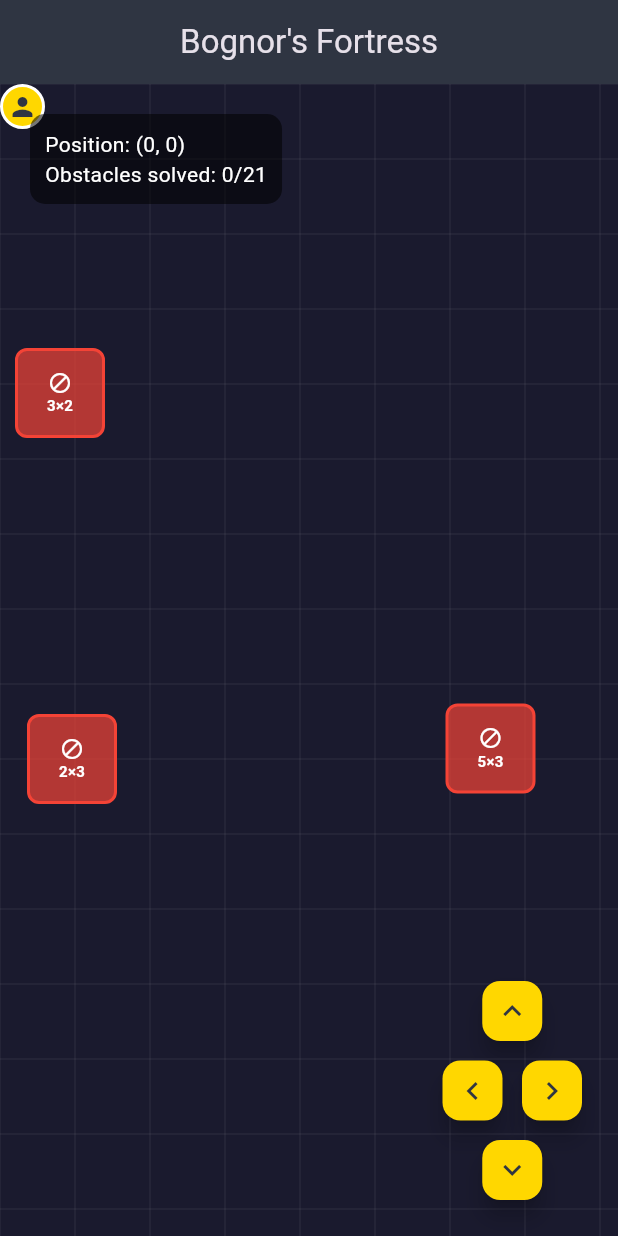
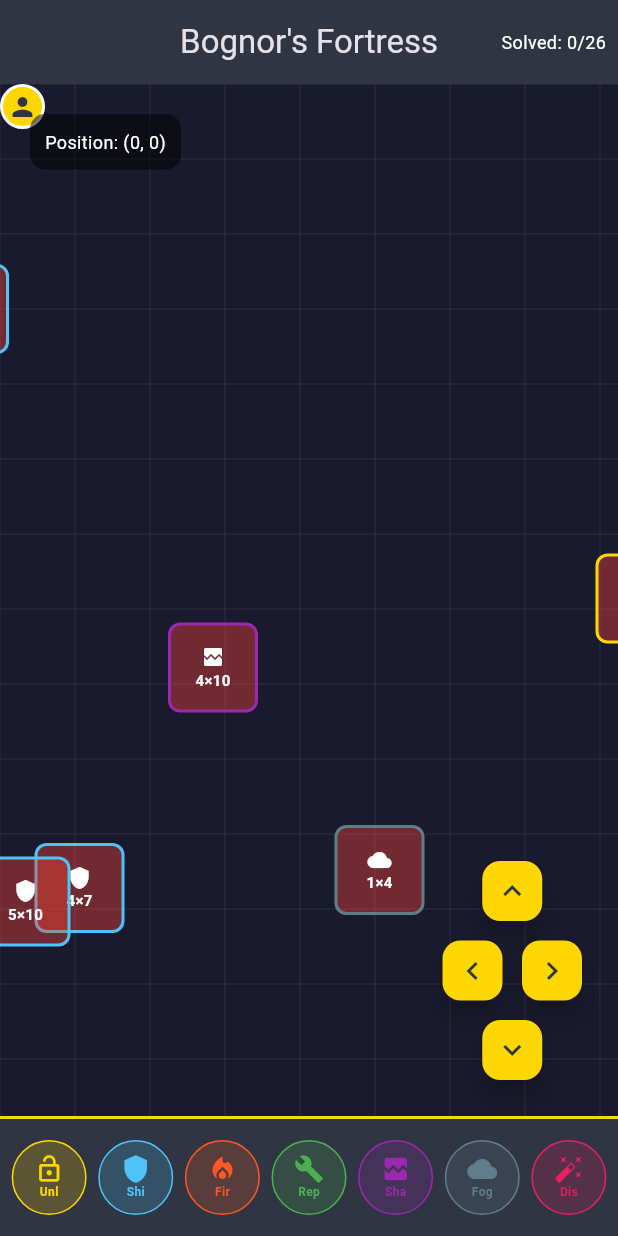
Before and after one commit to Jarvis3141529/bc-prototypes, a Flutter app: the screen it shows after launch, on a phone screen of 412 x 824 dp. Run offline on Flutter 3.47's test engine with Material 3 defaults, Android fonts, the phone set to English and light mode, and no system bars; our stand-ins replace google_fonts; missing offline and left inert: dart:js_interop, turn_page_transition.

Commit message:
Improve fortress navigation for fluid gameplay
- Replace modal dialogs with persistent spell bar at bottom
- Select spell first, then tap obstacle for seamless interaction
- Product options appear as contextual overlay near obstacle
- Visual feedback shows required spell icons on obstacles
- Obstacles change color when selected with correct/wrong spell
- No interrupting popups - everything stays in-world

Flow: select spell → tap obstacle → choose mana → cast

```diff
--- a/fortress-navigation/lib/main.dart
+++ b/fortress-navigation/lib/main.dart
@@ -50,53 +50,57 @@ class Spell {
     Spell(
       type: SpellType.unlock,
       name: 'Unlock',
-      description: 'Reserare - Opens sealed passages',
+      description: 'Reserare',
       color: Color(0xFFFFD700),
       icon: Icons.lock_open,
     ),
     Spell(
       type: SpellType.shield,
       name: 'Shield',
-      description: 'Aegis Telorum - Magical defense',
+      description: 'Aegis Telorum',
       color: Color(0xFF4FC3F7),
       icon: Icons.shield,
     ),
     Spell(
       type: SpellType.fireball,
       name: 'Fireball',
-      description: 'Ignisfera - Destructive flames',
+      description: 'Ignisfera',
       color: Color(0xFFFF5722),
       icon: Icons.local_fire_department,
     ),
     Spell(
       type: SpellType.repair,
       name: 'Repair',
-      description: 'Reficere - Mends broken things',
+      description: 'Reficere',
       color: Color(0xFF4CAF50),
       icon: Icons.build,
     ),
     Spell(
       type: SpellType.shatter,
       name: 'Shatter',
-      description: 'Frangere - Breaks barriers',
+      description: 'Frangere',
       color: Color(0xFF9C27B0),
       icon: Icons.broken_image,
     ),
     Spell(
       type: SpellType.fogCloud,
-      name: 'Fog Cloud',
-      description: 'Nebula - Concealing mist',
+      name: 'Fog',
+      description: 'Nebula',
       color: Color(0xFF607D8B),
       icon: Icons.cloud,
     ),
     Spell(
       type: SpellType.dispel,
       name: 'Dispel',
-      description: 'Dissolvere - Removes enchantments',
+      description: 'Dissolvere',
       color: Color(0xFFE91E63),
       icon: Icons.auto_fix_high,
     ),
   ];
+
+  static Spell fromType(SpellType type) {
+    return allSpells.firstWhere((spell) => spell.type == type);
+  }
 }
 
 class Obstacle {
@@ -141,7 +145,7 @@ class Obstacle {
       case SpellType.shatter:
         return 'Stone Wall\n${factor1}×${factor2} blocks';
       case SpellType.fogCloud:
-        return 'Sentinel Guards\n${factor1}×${factor2} watchers';
+        return 'Guard Tower\n${factor1}×${factor2} watchers';
       case SpellType.dispel:
         return 'Magic Ward\n${factor1}×${factor2} layers';
     }
@@ -164,10 +168,8 @@ class _FortressScreenState extends State<FortressScreen> with TickerProviderStat
 
   // Game state
   List<Obstacle> obstacles = [];
-  Obstacle? selectedObstacle;
+  Obstacle? activeObstacle;
   SpellType? selectedSpell;
-  bool showSpellMenu = false;
-  bool showProductMenu = false;
   List<int> productOptions = [];
 
   // Animation controllers
@@ -180,7 +182,7 @@ class _FortressScreenState extends State<FortressScreen> with TickerProviderStat
 
     // Initialize animation controllers
     spellEffectController = AnimationController(
-      duration: Duration(milliseconds: 1000),
+      duration: Duration(milliseconds: 800),
       vsync: this,
     );
     spellEffectAnimation = Tween<double>(begin: 0.0, end: 1.0).animate(
@@ -203,10 +205,10 @@ class _FortressScreenState extends State<FortressScreen> with TickerProviderStat
     // Generate obstacles covering all multiplication facts 1-10
     for (int i = 1; i <= 10; i++) {
       for (int j = 1; j <= 10; j++) {
-        if (random.nextBool() && obstacles.length < 20) { // Limit obstacles for prototype
+        if (random.nextBool() && obstacles.length < 25) { // More obstacles for better coverage
           obstacles.add(Obstacle(
-            x: random.nextInt(1000) - 500,
-            y: random.nextInt(1000) - 500,
+            x: random.nextInt(1200) - 600,
+            y: random.nextInt(1200) - 600,
             requiredSpell: SpellType.values[random.nextInt(SpellType.values.length)],
             factor1: i,
             factor2: j,
@@ -220,8 +222,8 @@ class _FortressScreenState extends State<FortressScreen> with TickerProviderStat
     for (var spellType in SpellType.values) {
       if (!obstacles.any((o) => o.requiredSpell == spellType)) {
         obstacles.add(Obstacle(
-          x: random.nextInt(1000) - 500,
-          y: random.nextInt(1000) - 500,
+          x: random.nextInt(1200) - 600,
+          y: random.nextInt(1200) - 600,
           requiredSpell: spellType,
           factor1: random.nextInt(10) + 1,
           factor2: random.nextInt(10) + 1,
@@ -235,8 +237,8 @@ class _FortressScreenState extends State<FortressScreen> with TickerProviderStat
 
   void movePlayer(double dx, double dy) {
     setState(() {
-      playerX = (playerX + dx).clamp(-1000.0, 1000.0);
-      playerY = (playerY + dy).clamp(-1000.0, 1000.0);
+      playerX = (playerX + dx).clamp(-1200.0, 1200.0);
+      playerY = (playerY + dy).clamp(-1200.0, 1200.0);
 
       // Update camera to follow player
       offsetX = -playerX + 200; // Center player on screen
@@ -244,46 +246,62 @@ class _FortressScreenState extends State<FortressScreen> with TickerProviderStat
     });
   }
 
-  void selectObstacle(Obstacle obstacle) {
-    if (obstacle.solved) return;
-
+  void selectSpell(SpellType spell) {
     setState(() {
-      selectedObstacle = obstacle;
-      showSpellMenu = true;
-      selectedSpell = null;
-      showProductMenu = false;
+      selectedSpell = spell;
+      // Clear any active obstacle when switching spells
+      activeObstacle = null;
+      productOptions.clear();
     });
   }
 
-  void selectSpell(SpellType spell) {
-    setState(() {
-      selectedSpell = spell;
-      showSpellMenu = false;
-
-      if (spell == selectedObstacle?.requiredSpell) {
-        generateProductOptions();
-        showProductMenu = true;
-      } else {
-        // Wrong spell - show error and reset
+  void selectObstacle(Obstacle obstacle) {
+    if (obstacle.solved) return;
+    if (selectedSpell == null) {
+      // Show hint to select spell first
       ScaffoldMessenger.of(context).showSnackBar(
         SnackBar(
-            content: Text('Wrong spell! This obstacle requires ${selectedObstacle?.requiredSpell.toString().split('.').last}'),
-            backgroundColor: Colors.red,
+          content: Text('Select a spell first!'),
+          backgroundColor: Colors.orange,
+          duration: Duration(seconds: 1),
         ),
       );
-        selectedObstacle = null;
-        selectedSpell = null;
+      return;
+    }
+
+    setState(() {
+      activeObstacle = obstacle;
+      generateProductOptions();
+    });
+
+    // Check if correct spell
+    if (selectedSpell != obstacle.requiredSpell) {
+      ScaffoldMessenger.of(context).showSnackBar(
+        SnackBar(
+          content: Text('Wrong spell! This obstacle requires ${Spell.fromType(obstacle.requiredSpell).name}'),
+          backgroundColor: Colors.red,
+          duration: Duration(seconds: 2),
+        ),
+      );
+      // Clear after delay
+      Future.delayed(Duration(seconds: 2), () {
+        if (mounted) {
+          setState(() {
+            activeObstacle = null;
+            productOptions.clear();
+          });
         }
       });
     }
+  }
 
   void generateProductOptions() {
-    final correct = selectedObstacle!.product;
+    final correct = activeObstacle!.product;
     final random = Random();
     productOptions = [correct];
 
     // Add wrong answers
-    while (productOptions.length < 4) {
+    while (productOptions.length < 6) {
       int wrong = random.nextInt(100) + 1;
       if (!productOptions.contains(wrong)) {
         productOptions.add(wrong);
@@ -294,36 +312,163 @@ class _FortressScreenState extends State<FortressScreen> with TickerProviderStat
   }
 
   void selectProduct(int product) {
-    if (product == selectedObstacle!.product) {
+    if (activeObstacle == null) return;
+
+    if (product == activeObstacle!.product) {
       // Correct! Play animation and solve obstacle
       spellEffectController.forward().then((_) {
         setState(() {
           obstacles = obstacles.map((o) =>
-            o == selectedObstacle ? o.copyWith(solved: true) : o
+            o == activeObstacle ? o.copyWith(solved: true) : o
           ).toList();
 
-          selectedObstacle = null;
-          selectedSpell = null;
-          showProductMenu = false;
+          activeObstacle = null;
+          productOptions.clear();
         });
         spellEffectController.reset();
       });
 
       ScaffoldMessenger.of(context).showSnackBar(
         SnackBar(
-          content: Text('Success! Obstacle overcome with ${selectedSpell.toString().split('.').last}'),
+          content: Text('Success! ${Spell.fromType(selectedSpell!).name} spell cast!'),
           backgroundColor: Colors.green,
+          duration: Duration(seconds: 1),
         ),
       );
     } else {
       // Wrong answer
       ScaffoldMessenger.of(context).showSnackBar(
         SnackBar(
-          content: Text('Wrong answer! Try again.'),
+          content: Text('Wrong mana amount! Try again.'),
           backgroundColor: Colors.red,
+          duration: Duration(seconds: 1),
         ),
       );
     }
+  }
+
+  Widget buildSpellBar() {
+    return Container(
+      height: 80,
+      decoration: BoxDecoration(
+        color: Color(0xFF2F3542).withOpacity(0.95),
+        border: Border(top: BorderSide(color: Color(0xFFFFD700), width: 2)),
+      ),
+      child: Row(
+        mainAxisAlignment: MainAxisAlignment.spaceEvenly,
+        children: Spell.allSpells.map((spell) {
+          bool isSelected = selectedSpell == spell.type;
+          return GestureDetector(
+            onTap: () => selectSpell(spell.type),
+            child: Container(
+              width: 50,
+              height: 50,
+              decoration: BoxDecoration(
+                color: isSelected ? spell.color : spell.color.withOpacity(0.2),
+                border: Border.all(
+                  color: spell.color,
+                  width: isSelected ? 3 : 1,
+                ),
+                borderRadius: BorderRadius.circular(25),
+              ),
+              child: Column(
+                mainAxisAlignment: MainAxisAlignment.center,
+                children: [
+                  Icon(
+                    spell.icon,
+                    color: isSelected ? Colors.white : spell.color,
+                    size: 20,
+                  ),
+                  Text(
+                    spell.name.substring(0, 3),
+                    style: TextStyle(
+                      color: isSelected ? Colors.white : spell.color,
+                      fontSize: 8,
+                      fontWeight: FontWeight.bold,
+                    ),
+                  ),
+                ],
+              ),
+            ),
+          );
+        }).toList(),
+      ),
+    );
+  }
+
+  Widget buildProductOverlay() {
+    if (activeObstacle == null ||
+        selectedSpell != activeObstacle!.requiredSpell ||
+        productOptions.isEmpty) {
+      return SizedBox.shrink();
+    }
+
+    // Position overlay near the obstacle
+    double overlayX = activeObstacle!.x + offsetX + 70;
+    double overlayY = activeObstacle!.y + offsetY - 20;
+
+    // Keep overlay on screen
+    overlayX = overlayX.clamp(10.0, MediaQuery.of(context).size.width - 200);
+    overlayY = overlayY.clamp(10.0, MediaQuery.of(context).size.height - 180);
+
+    return Positioned(
+      left: overlayX,
+      top: overlayY,
+      child: Container(
+        width: 180,
+        padding: EdgeInsets.all(8),
+        decoration: BoxDecoration(
+          color: Color(0xFF2F3542).withOpacity(0.95),
+          border: Border.all(color: Color(0xFFFFD700), width: 2),
+          borderRadius: BorderRadius.circular(8),
+        ),
+        child: Column(
+          children: [
+            Text(
+              '${Spell.fromType(selectedSpell!).name} Mana:',
+              style: TextStyle(
+                color: Color(0xFFFFD700),
+                fontSize: 12,
+                fontWeight: FontWeight.bold,
+              ),
+            ),
+            Text(
+              '${activeObstacle!.factor1} × ${activeObstacle!.factor2} = ?',
+              style: TextStyle(color: Colors.white, fontSize: 14),
+            ),
+            SizedBox(height: 8),
+            Wrap(
+              spacing: 4,
+              runSpacing: 4,
+              children: productOptions.map((product) =>
+                GestureDetector(
+                  onTap: () => selectProduct(product),
+                  child: Container(
+                    width: 35,
+                    height: 25,
+                    decoration: BoxDecoration(
+                      color: Color(0xFFFFD700).withOpacity(0.2),
+                      border: Border.all(color: Color(0xFFFFD700), width: 1),
+                      borderRadius: BorderRadius.circular(4),
+                    ),
+                    child: Center(
+                      child: Text(
+                        '$product',
+                        style: TextStyle(
+                          color: Color(0xFFFFD700),
+                          fontSize: 10,
+                          fontWeight: FontWeight.bold,
+                        ),
+                      ),
+                    ),
+                  ),
+                ),
+              ).toList(),
+            ),
+          ],
+        ),
+      ),
+    );
   }
 
   @override
@@ -333,11 +478,23 @@ class _FortressScreenState extends State<FortressScreen> with TickerProviderStat
         title: Text('Bognor\'s Fortress'),
         backgroundColor: Color(0xFF2F3542),
         centerTitle: true,
+        actions: [
+          Container(
+            padding: EdgeInsets.all(8),
+            child: Center(
+              child: Text(
+                'Solved: ${obstacles.where((o) => o.solved).length}/${obstacles.length}',
+                style: TextStyle(color: Colors.white, fontSize: 12),
               ),
-      body: Stack(
+            ),
+          ),
+        ],
+      ),
+      body: Column(
         children: [
           // Main fortress view
-          Container(
+          Expanded(
+            child: Container(
               color: Color(0xFF1A1A2E),
               child: Stack(
                 children: [
@@ -356,23 +513,28 @@ class _FortressScreenState extends State<FortressScreen> with TickerProviderStat
                       child: AnimatedBuilder(
                         animation: spellEffectAnimation,
                         builder: (context, child) {
-                        bool isSelected = obstacle == selectedObstacle;
-                        bool isAnimating = isSelected && spellEffectController.isAnimating;
+                          bool isActive = obstacle == activeObstacle;
+                          bool isAnimating = isActive && spellEffectController.isAnimating;
+                          bool correctSpell = selectedSpell == obstacle.requiredSpell;
 
                           return Transform.scale(
-                          scale: isAnimating ? 1.0 + spellEffectAnimation.value * 0.3 : 1.0,
+                            scale: isAnimating ? 1.0 + spellEffectAnimation.value * 0.4 : 1.0,
                             child: Container(
                               width: 60,
                               height: 60,
                               decoration: BoxDecoration(
                                 color: obstacle.solved
                                   ? Colors.green.withOpacity(0.3)
-                                : isSelected
-                                  ? Colors.yellow.withOpacity(0.7)
-                                  : Colors.red.withOpacity(0.7),
+                                  : isActive
+                                    ? (correctSpell ? Colors.green.withOpacity(0.6) : Colors.red.withOpacity(0.6))
+                                    : Colors.red.withOpacity(0.4),
                                 border: Border.all(
-                                color: obstacle.solved ? Colors.green : Colors.red,
-                                width: 2,
+                                  color: obstacle.solved
+                                    ? Colors.green
+                                    : isActive
+                                      ? (correctSpell ? Colors.green : Colors.red)
+                                      : Spell.fromType(obstacle.requiredSpell).color,
+                                  width: isActive ? 3 : 2,
                                 ),
                                 borderRadius: BorderRadius.circular(8),
                               ),
@@ -380,7 +542,9 @@ class _FortressScreenState extends State<FortressScreen> with TickerProviderStat
                                 mainAxisAlignment: MainAxisAlignment.center,
                                 children: [
                                   Icon(
-                                  obstacle.solved ? Icons.check : Icons.block,
+                                    obstacle.solved
+                                      ? Icons.check
+                                      : Spell.fromType(obstacle.requiredSpell).icon,
                                     color: Colors.white,
                                     size: 16,
                                   ),
@@ -418,9 +582,6 @@ class _FortressScreenState extends State<FortressScreen> with TickerProviderStat
                         color: Color(0xFF2F3542),
                         size: 20,
                       ),
-                  ),
-                ),
-              ],
                     ),
                   ),
 
@@ -475,159 +636,8 @@ class _FortressScreenState extends State<FortressScreen> with TickerProviderStat
                     ),
                   ),
 
-          // Spell selection menu
-          if (showSpellMenu && selectedObstacle != null) ...[
-            Container(
-              color: Colors.black54,
-              child: Center(
-                child: Container(
-                  width: 400,
-                  height: 500,
-                  padding: EdgeInsets.all(20),
-                  decoration: BoxDecoration(
-                    color: Color(0xFF2F3542),
-                    borderRadius: BorderRadius.circular(15),
-                    border: Border.all(color: Color(0xFFFFD700), width: 2),
-                  ),
-                  child: Column(
-                    children: [
-                      Text(
-                        'Choose Your Spell',
-                        style: TextStyle(
-                          color: Color(0xFFFFD700),
-                          fontSize: 24,
-                          fontWeight: FontWeight.bold,
-                        ),
-                      ),
-                      SizedBox(height: 10),
-                      Text(
-                        selectedObstacle!.obstacleText,
-                        textAlign: TextAlign.center,
-                        style: TextStyle(color: Colors.white, fontSize: 16),
-                      ),
-                      SizedBox(height: 20),
-                      Expanded(
-                        child: GridView.count(
-                          crossAxisCount: 2,
-                          childAspectRatio: 2,
-                          children: Spell.allSpells.map((spell) =>
-                            GestureDetector(
-                              onTap: () => selectSpell(spell.type),
-                              child: Container(
-                                margin: EdgeInsets.all(5),
-                                padding: EdgeInsets.all(10),
-                                decoration: BoxDecoration(
-                                  color: spell.color.withOpacity(0.2),
-                                  border: Border.all(color: spell.color, width: 2),
-                                  borderRadius: BorderRadius.circular(10),
-                                ),
-                                child: Column(
-                                  mainAxisAlignment: MainAxisAlignment.center,
-                                  children: [
-                                    Icon(spell.icon, color: spell.color, size: 24),
-                                    SizedBox(height: 5),
-                                    Text(
-                                      spell.name,
-                                      style: TextStyle(
-                                        color: spell.color,
-                                        fontSize: 12,
-                                        fontWeight: FontWeight.bold,
-                                      ),
-                                    ),
-                                  ],
-                                ),
-                              ),
-                            ),
-                          ).toList(),
-                        ),
-                      ),
-                      TextButton(
-                        onPressed: () => setState(() {
-                          showSpellMenu = false;
-                          selectedObstacle = null;
-                        }),
-                        child: Text('Cancel', style: TextStyle(color: Colors.white)),
-                      ),
-                    ],
-                  ),
-                ),
-              ),
-            ),
-          ],
-
-          // Product selection menu
-          if (showProductMenu && selectedObstacle != null) ...[
-            Container(
-              color: Colors.black54,
-              child: Center(
-                child: Container(
-                  width: 300,
-                  height: 400,
-                  padding: EdgeInsets.all(20),
-                  decoration: BoxDecoration(
-                    color: Color(0xFF2F3542),
-                    borderRadius: BorderRadius.circular(15),
-                    border: Border.all(color: Color(0xFFFFD700), width: 2),
-                  ),
-                  child: Column(
-                    children: [
-                      Text(
-                        'Cast ${selectedSpell.toString().split('.').last.toUpperCase()}',
-                        style: TextStyle(
-                          color: Color(0xFFFFD700),
-                          fontSize: 24,
-                          fontWeight: FontWeight.bold,
-                        ),
-                      ),
-                      SizedBox(height: 10),
-                      Text(
-                        'How much mana?\n${selectedObstacle!.factor1} × ${selectedObstacle!.factor2} = ?',
-                        textAlign: TextAlign.center,
-                        style: TextStyle(color: Colors.white, fontSize: 18),
-                      ),
-                      SizedBox(height: 20),
-                      Expanded(
-                        child: GridView.count(
-                          crossAxisCount: 2,
-                          children: productOptions.map((product) =>
-                            GestureDetector(
-                              onTap: () => selectProduct(product),
-                              child: Container(
-                                margin: EdgeInsets.all(10),
-                                decoration: BoxDecoration(
-                                  color: Color(0xFFFFD700).withOpacity(0.2),
-                                  border: Border.all(color: Color(0xFFFFD700), width: 2),
-                                  borderRadius: BorderRadius.circular(10),
-                                ),
-                                child: Center(
-                                  child: Text(
-                                    '$product',
-                                    style: TextStyle(
-                                      color: Color(0xFFFFD700),
-                                      fontSize: 24,
-                                      fontWeight: FontWeight.bold,
-                                    ),
-                                  ),
-                                ),
-                              ),
-                            ),
-                          ).toList(),
-                        ),
-                      ),
-                      TextButton(
-                        onPressed: () => setState(() {
-                          showProductMenu = false;
-                          selectedObstacle = null;
-                          selectedSpell = null;
-                        }),
-                        child: Text('Cancel', style: TextStyle(color: Colors.white)),
-                      ),
-                    ],
-                  ),
-                ),
-              ),
-            ),
-          ],
+                  // Product selection overlay
+                  buildProductOverlay(),
 
                   // Status display
                   Positioned(
@@ -644,16 +654,24 @@ class _FortressScreenState extends State<FortressScreen> with TickerProviderStat
                         children: [
                           Text(
                             'Position: (${playerX.toInt()}, ${playerY.toInt()})',
-                    style: TextStyle(color: Colors.white),
+                            style: TextStyle(color: Colors.white, fontSize: 12),
                           ),
+                          if (selectedSpell != null)
                             Text(
-                    'Obstacles solved: ${obstacles.where((o) => o.solved).length}/${obstacles.length}',
-                    style: TextStyle(color: Colors.white),
+                              'Selected: ${Spell.fromType(selectedSpell!).name}',
+                              style: TextStyle(color: Spell.fromType(selectedSpell!).color, fontSize: 12),
                             ),
                         ],
                       ),
                     ),
                   ),
+                ],
+              ),
+            ),
+          ),
+
+          // Persistent spell bar
+          buildSpellBar(),
         ],
       ),
     );
```
Also changed, not shown: docs/fortress-navigation/assets/fonts/MaterialIcons-Regular.otf, 5 other files. Lines whose indentation alone changed are shown as unchanged.
